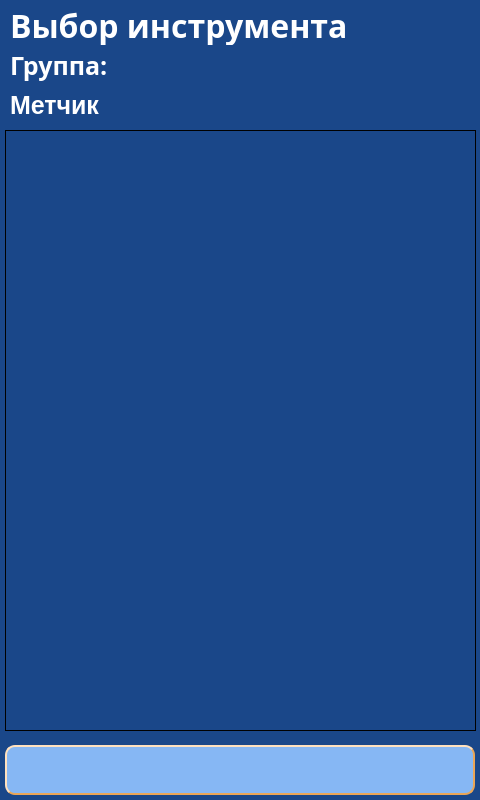
This is client/GUI/ui/screen_8_select_tool.ui in komrade2801/AutoSklad as Qt 5 draws it before an edit. The edited form follows.
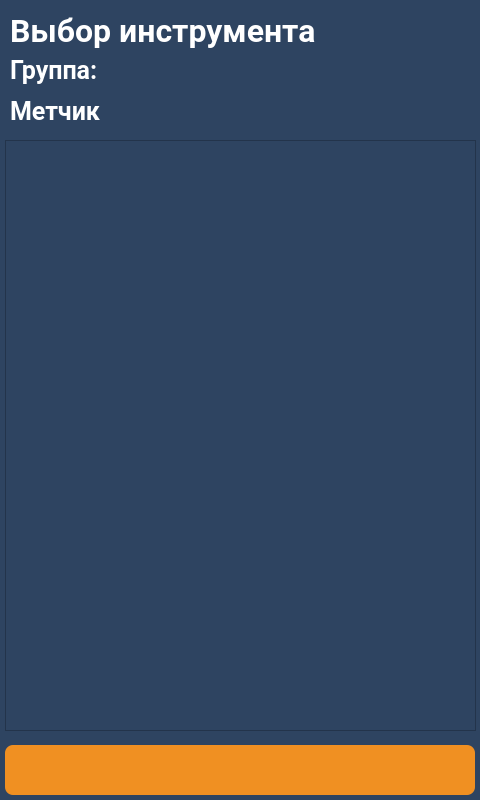
This is the edited form. Icons and pictures are not drawn.

Commit message: changed client UI style

What changed in the file:
```diff
--- a/client/GUI/ui/screen_8_select_tool.ui
+++ b/client/GUI/ui/screen_8_select_tool.ui
@@ -14,7 +14,36 @@
    <string>screen_8_select_tool</string>
   </property>
   <property name="styleSheet">
-   <string notr="true">background-color: #1A4789;</string>
+   <string notr="true">QWidget{
+	background-color: #2e4461;
+}
+QLabel {
+	background: none;
+	color: #FFFFFF;
+	border-width: 0px;
+	border-radius: 0px;
+	font-family: &quot;Roboto&quot;, Sans-serif;
+}
+#background {
+	color: #FFFFFF;
+	background-color: #2e4461;
+	border-width: 2px;
+	border-style: groove;
+	border-color: #ff9923;
+	border-radius: 0px;
+	font-family: &quot;Roboto&quot;, Sans-serif;
+}
+QPushButton {
+	color: #FFFFFF;
+	background-color: #f09022;
+	border-width: 0px;
+	border-style: outset;
+	border-color: #EAA657;
+	border-radius: 8px;
+	font-weight: 600;
+    font-size: 25px;
+	font-family: &quot;Roboto&quot;, Sans-serif;
+}</string>
   </property>
   <widget class="QLabel" name="lbl_ico">
    <property name="geometry">
@@ -25,12 +54,6 @@
      <height>70</height>
     </rect>
    </property>
-   <property name="styleSheet">
-    <string notr="true">color: #FFFFFF;
-background-color: #1A4789;
-border-width: 0px;
-border-radius: 0px;</string>
-   </property>
    <property name="text">
     <string/>
    </property>
@@ -61,20 +84,12 @@
    </property>
    <property name="font">
     <font>
-     <family>Arial Black</family>
-     <pointsize>16</pointsize>
+     <family>Roboto</family>
+     <pointsize>-1</pointsize>
      <weight>75</weight>
      <bold>true</bold>
     </font>
    </property>
-   <property name="styleSheet">
-    <string notr="true">color: #000000;
-background-color: #86B7F4;
-border-width: 2px;
-border-style: outset;
-border-color: #EAA657;
-border-radius: 10px;</string>
-   </property>
    <property name="text">
     <string/>
    </property>
@@ -96,17 +111,14 @@
    <property name="geometry">
     <rect>
      <x>5</x>
-     <y>130</y>
+     <y>140</y>
      <width>471</width>
-     <height>601</height>
+     <height>591</height>
     </rect>
    </property>
    <property name="whatsThis">
     <string>&lt;html&gt;&lt;head/&gt;&lt;body&gt;&lt;p&gt;&lt;br/&gt;&lt;/p&gt;&lt;/body&gt;&lt;/html&gt;</string>
    </property>
-   <property name="styleSheet">
-    <string notr="true">background-color: qlineargradient(spread:pad, x1:0, y1:0, x2:1, y2:0, stop:0 rgba(0, 0, 0, 0), stop:1 rgba(255, 255, 255, 0));</string>
-   </property>
   </widget>
   <widget class="QLabel" name="lbl_info_1">
    <property name="enabled">
@@ -115,14 +127,14 @@
    <property name="geometry">
     <rect>
      <x>10</x>
-     <y>5</y>
-     <width>361</width>
-     <height>40</height>
+     <y>10</y>
+     <width>461</width>
+     <height>41</height>
     </rect>
    </property>
    <property name="font">
     <font>
-     <family>Arial Black</family>
+     <family>Roboto</family>
      <pointsize>24</pointsize>
      <weight>75</weight>
      <bold>true</bold>
@@ -131,12 +143,6 @@
    <property name="layoutDirection">
     <enum>Qt::LeftToRight</enum>
    </property>
-   <property name="styleSheet">
-    <string notr="true">color: #FFFFFF;
-background-color: #1A4789;
-border-width: 0px;
-border-radius: 0px;</string>
-   </property>
    <property name="text">
     <string>Выбор инструмента</string>
    </property>
@@ -148,14 +154,14 @@
    <property name="geometry">
     <rect>
      <x>10</x>
-     <y>45</y>
+     <y>50</y>
      <width>131</width>
-     <height>40</height>
+     <height>41</height>
     </rect>
    </property>
    <property name="font">
     <font>
-     <family>Arial Black</family>
+     <family>Roboto</family>
      <pointsize>19</pointsize>
      <weight>75</weight>
      <bold>true</bold>
@@ -164,12 +170,6 @@
    <property name="layoutDirection">
     <enum>Qt::LeftToRight</enum>
    </property>
-   <property name="styleSheet">
-    <string notr="true">color: #FFFFFF;
-background-color: #1A4789;
-border-width: 0px;
-border-radius: 0px;</string>
-   </property>
    <property name="text">
     <string>Группа:</string>
    </property>
@@ -181,14 +181,14 @@
    <property name="geometry">
     <rect>
      <x>10</x>
-     <y>85</y>
+     <y>91</y>
      <width>460</width>
-     <height>40</height>
+     <height>41</height>
     </rect>
    </property>
    <property name="font">
     <font>
-     <family>Arial</family>
+     <family>Roboto</family>
      <pointsize>19</pointsize>
      <weight>75</weight>
      <bold>true</bold>
@@ -197,12 +197,6 @@
    <property name="layoutDirection">
     <enum>Qt::LeftToRight</enum>
    </property>
-   <property name="styleSheet">
-    <string notr="true">color: #FFFFFF;
-background-color: #1A4789;
-border-width: 0px;
-border-radius: 0px;</string>
-   </property>
    <property name="text">
     <string>Метчик</string>
    </property>
```
Left out of the diff: 4 changed lines with no effect on the pictures. The commit also changes 144 other files.
